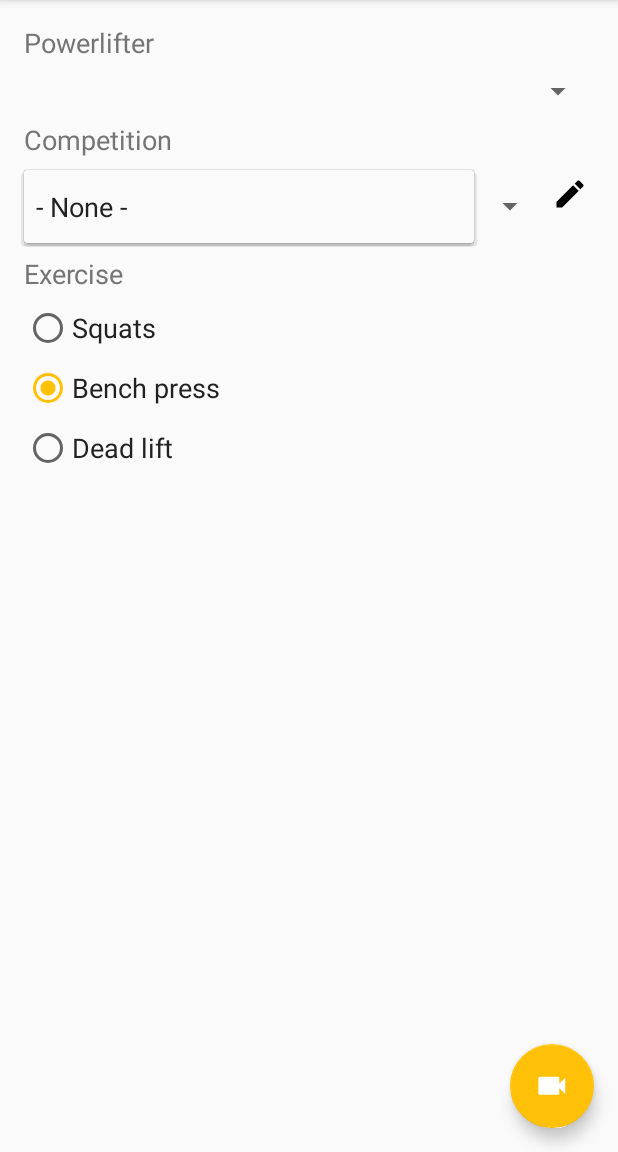
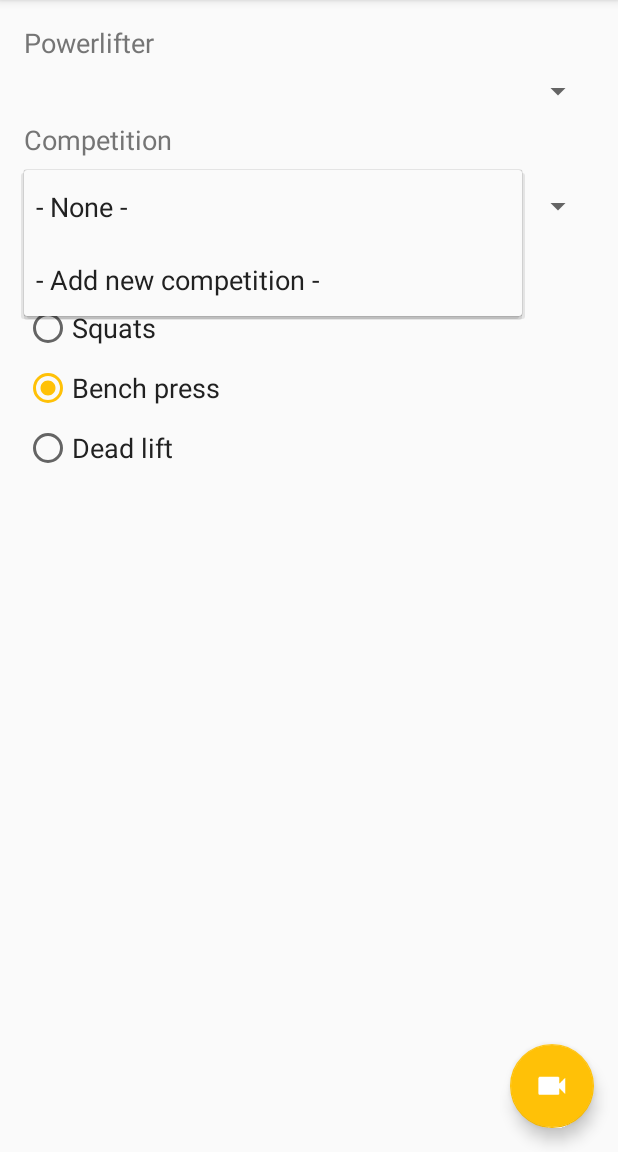
Before and after one commit to OlhaTymoshenko/workout_reporter, an Android app: the MainActivity screen opened directly, with no data from a screen before it, after a tap on "- None -", on a phone screen of 412 x 824 dp, the part 84-1236 px from its top. Run offline under Robolectric (Android 15) with nearby library versions, the phone set to English and light mode, and no system bars; our stand-ins replace Firebase (no records; nobody signed in at launch, a user with empty details on screens opened directly); libraries missing offline, so code that uses them is left out: com.firebase.ui.

Commit message:
Replaced icon for new competition with spinner item

```diff
--- a/app/src/main/java/ua/com/amicablesoft/android/wr/ui/MainActivity.java
+++ b/app/src/main/java/ua/com/amicablesoft/android/wr/ui/MainActivity.java
@@ -21,7 +21,6 @@ import android.view.MenuItem;
 import android.view.View;
 import android.widget.AdapterView;
 import android.widget.ArrayAdapter;
-import android.widget.ImageView;
 import android.widget.RadioButton;
 import android.widget.RadioGroup;
 import android.widget.Spinner;
@@ -75,7 +74,12 @@ public class MainActivity extends AppCompatActivity implements MainView,
             @Override
             public void onItemSelected(AdapterView<?> parent, View view, int position, long id) {
                 Competition competition = competitions.get(position);
-                mainPresenter.changeCompetition(competition);
+                String nameOfCompetition = competition.getCompetition();
+                if (nameOfCompetition.contentEquals("- Add new competition -")) {
+                    new CompetitionDialogFragment().show(getSupportFragmentManager(), "dialog");
+                } else {
+                    mainPresenter.changeCompetition(competition);
+                }
             }
 
             @Override
@@ -98,13 +102,6 @@ public class MainActivity extends AppCompatActivity implements MainView,
             @Override
             public void onClick(View view) {
                 mainPresenter.onNewVideoAction();
-            }
-        });
-        ImageView imageView = (ImageView) findViewById(R.id.image_view_add_competition);
-        imageView.setOnClickListener(new View.OnClickListener() {
-            @Override
-            public void onClick(View v) {
-                new CompetitionDialogFragment().show(getSupportFragmentManager(), "dialog");
             }
         });
         initPresenter();
--- a/app/src/main/java/ua/com/amicablesoft/android/wr/ui/MainPresenter.java
+++ b/app/src/main/java/ua/com/amicablesoft/android/wr/ui/MainPresenter.java
@@ -58,6 +58,9 @@ class MainPresenter {
         repository.getCompetitions(new IRepository.LoadCompetitionsCallback() {
             @Override
             public void onCompetitionsLoaded(ArrayList<Competition> competitionArrayList) {
+                Competition competition = new Competition();
+                competition.setCompetition("- Add new competition -");
+                competitionArrayList.add(competition);
                 view.setListCompetitions(competitionArrayList);
             }
 
@@ -91,6 +94,9 @@ class MainPresenter {
         repository.getCompetitions(new IRepository.LoadCompetitionsCallback() {
             @Override
             public void onCompetitionsLoaded(ArrayList<Competition> competitionArrayList) {
+                Competition competition = new Competition();
+                competition.setCompetition("- Add new competition -");
+                competitionArrayList.add(competition);
                 view.setListCompetitions(competitionArrayList);
             }
 
--- a/app/src/main/res/layout/activity_main.xml
+++ b/app/src/main/res/layout/activity_main.xml
@@ -19,11 +19,11 @@
 
         <TextView
             android:id="@+id/text_view_lifter"
+            style="@style/TextViewFont"
             android:layout_width="match_parent"
             android:layout_height="wrap_content"
             android:layout_marginBottom="@dimen/common_margin"
-            android:text="@string/text_view_powerlifter"
-            style="@style/TextViewFont"/>
+            android:text="@string/text_view_powerlifter"/>
 
         <Spinner
             android:id="@+id/spinner_powerlifter"
@@ -34,41 +34,26 @@
 
         <TextView
             android:id="@+id/text_view_competition"
+            style="@style/TextViewFont"
             android:layout_width="match_parent"
             android:layout_height="wrap_content"
             android:layout_marginBottom="@dimen/common_margin"
-            android:text="@string/text_view_competition"
-            style="@style/TextViewFont"/>
+            android:text="@string/text_view_competition"/>
 
-        <LinearLayout
+        <Spinner
+            android:id="@+id/spinner_competition"
             android:layout_width="match_parent"
             android:layout_height="wrap_content"
-            android:orientation="horizontal">
-
-            <Spinner
-                android:id="@+id/spinner_competition"
-                android:layout_width="0dp"
-                android:layout_height="wrap_content"
-                android:layout_weight="1"
-                android:layout_marginBottom="@dimen/common_margin">
-            </Spinner>
-
-            <ImageView
-                android:id="@+id/image_view_add_competition"
-                android:layout_width="wrap_content"
-                android:layout_height="wrap_content"
-                android:padding="@dimen/image_view_margin"
-                android:clickable="true"
-                android:src="@drawable/ic_create_black_24dp"/>
-        </LinearLayout>
+            android:layout_marginBottom="@dimen/common_margin">
+        </Spinner>
 
         <TextView
             android:id="@+id/text_view_exercise"
+            style="@style/TextViewFont"
             android:layout_width="match_parent"
             android:layout_height="wrap_content"
             android:layout_marginBottom="@dimen/common_margin"
-            android:text="@string/text_view_exercise"
-            style="@style/TextViewFont"/>
+            android:text="@string/text_view_exercise"/>
 
         <RadioGroup
             android:id="@+id/radio_group"
@@ -78,27 +63,27 @@
 
             <RadioButton
                 android:id="@+id/radio_button_squats"
+                style="@style/RadioButtonFont"
                 android:layout_width="match_parent"
                 android:layout_height="wrap_content"
                 android:layout_marginBottom="@dimen/common_margin"
-                android:text="@string/radio_button_squats"
-                style="@style/RadioButtonFont"/>
+                android:text="@string/radio_button_squats"/>
 
             <RadioButton
                 android:id="@+id/radio_button_bench_press"
+                style="@style/RadioButtonFont"
                 android:layout_width="match_parent"
                 android:layout_height="wrap_content"
                 android:layout_marginBottom="@dimen/common_margin"
-                android:text="@string/radio_button_bench_press"
-                style="@style/RadioButtonFont"/>
+                android:text="@string/radio_button_bench_press"/>
 
             <RadioButton
                 android:id="@+id/radio_button_dead_lift"
+                style="@style/RadioButtonFont"
                 android:layout_width="match_parent"
                 android:layout_height="wrap_content"
                 android:layout_marginBottom="@dimen/common_margin"
-                android:text="@string/radio_button_dead_lift"
-                style="@style/RadioButtonFont"/>
+                android:text="@string/radio_button_dead_lift"/>
         </RadioGroup>
     </LinearLayout>
 
--- a/build.gradle
+++ b/build.gradle
@@ -1,6 +1,7 @@
 // Top-level build file where you can add configuration options common to all sub-projects/modules.
 
 buildscript {
+    ext.kotlin_version = '1.0.6'
     ext.kotlin_version = '1.0.4'
     repositories {
         jcenter()
```
Also changed, not shown: app/src/main/res/drawable-hdpi/ic_create_black_24dp.png (deleted), app/src/main/res/drawable-mdpi/ic_create_black_24dp.png (deleted), app/src/main/res/drawable-xhdpi/ic_create_black_24dp.png (deleted), app/src/main/res/drawable-xxhdpi/ic_create_black_24dp.png (deleted), app/src/main/res/drawable-xxxhdpi/ic_create_black_24dp.png (deleted).
